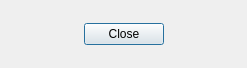
This is src/plugins/weight_matrix/src/ui/ViewMatrixDialog.ui in violethaze74/ugene as Qt 5 draws it before an edit. The edited form follows.
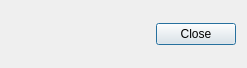
This is the edited form.

Commit message: Help system for all dialogs, UI improvements for all dialogs.

The edit to the form file:
```diff
--- a/src/plugins/weight_matrix/src/ui/ViewMatrixDialog.ui
+++ b/src/plugins/weight_matrix/src/ui/ViewMatrixDialog.ui
@@ -24,41 +24,11 @@
     <layout class="QVBoxLayout" name="MLLayout"/>
    </item>
    <item>
-    <layout class="QHBoxLayout" name="closeLayout">
-     <item>
-      <spacer name="horizontalSpacer">
-       <property name="orientation">
-        <enum>Qt::Horizontal</enum>
-       </property>
-       <property name="sizeHint" stdset="0">
-        <size>
-         <width>40</width>
-         <height>20</height>
-        </size>
-       </property>
-      </spacer>
-     </item>
-     <item>
-      <widget class="QPushButton" name="closeButton">
-       <property name="text">
-        <string>Close</string>
-       </property>
-      </widget>
-     </item>
-     <item>
-      <spacer name="horizontalSpacer_2">
-       <property name="orientation">
-        <enum>Qt::Horizontal</enum>
-       </property>
-       <property name="sizeHint" stdset="0">
-        <size>
-         <width>40</width>
-         <height>20</height>
-        </size>
-       </property>
-      </spacer>
-     </item>
-    </layout>
+    <widget class="QDialogButtonBox" name="buttonBox">
+     <property name="standardButtons">
+      <set>QDialogButtonBox::Close</set>
+     </property>
+    </widget>
    </item>
   </layout>
  </widget>
```
The commit also changes 309 other files.
